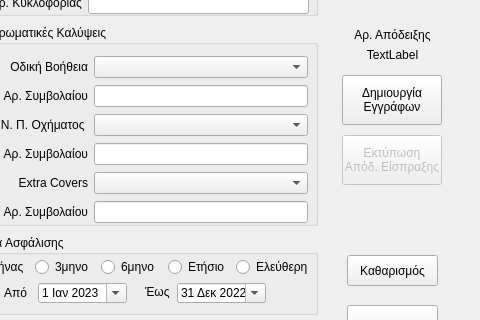
Old version of the form src/receipt.ui in the repository nmaragos/domino; both pictures show x 83 to 563 and y 194 to 514 of the 563 by 611 pixel window.
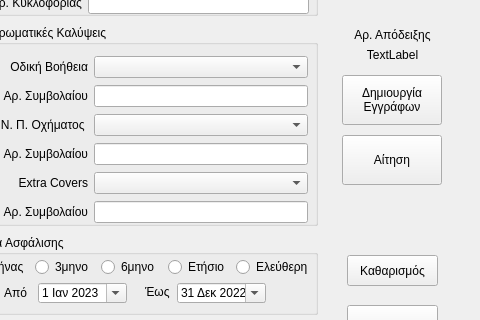
New version of the form. Icons and pictures are not drawn.

The edit to the form file:
```diff
--- a/src/receipt.ui
+++ b/src/receipt.ui
@@ -498,9 +498,6 @@
     </property>
    </widget>
    <widget class="QPushButton" name="btn_print">
-    <property name="enabled">
-     <bool>false</bool>
-    </property>
     <property name="geometry">
      <rect>
       <x>425</x>
@@ -510,8 +507,7 @@
      </rect>
     </property>
     <property name="text">
-     <string>Εκτύπωση
-Απόδ. Είσπραξης</string>
+     <string>Αίτηση</string>
     </property>
    </widget>
    <widget class="QPushButton" name="btn_exit">
```
